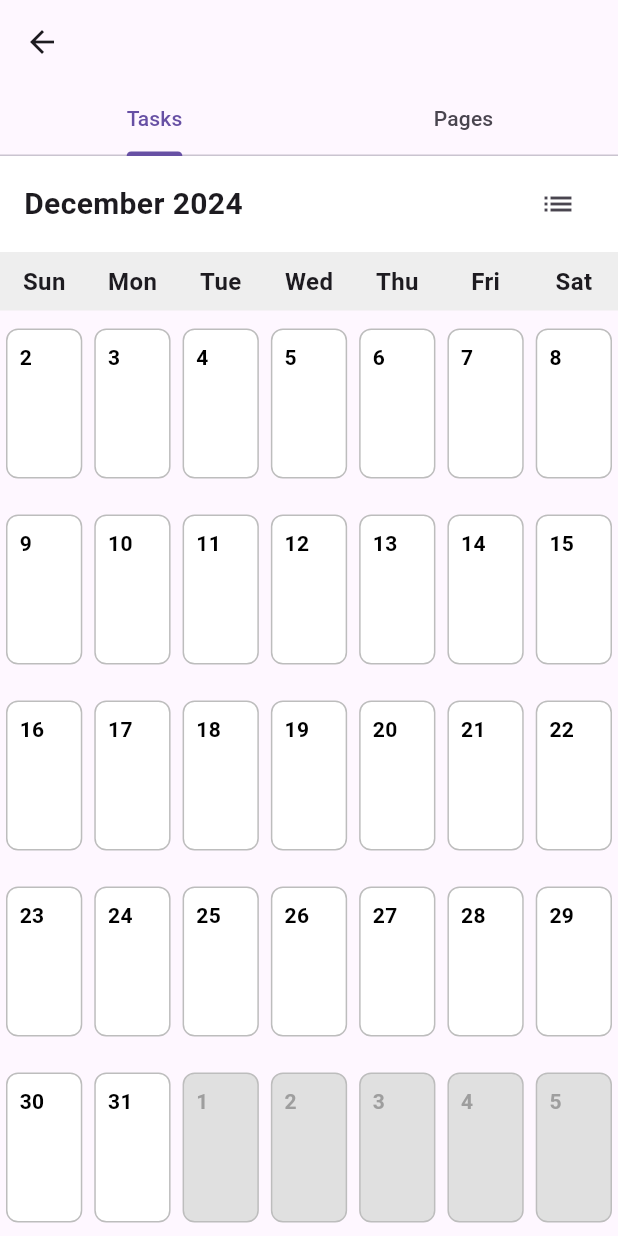
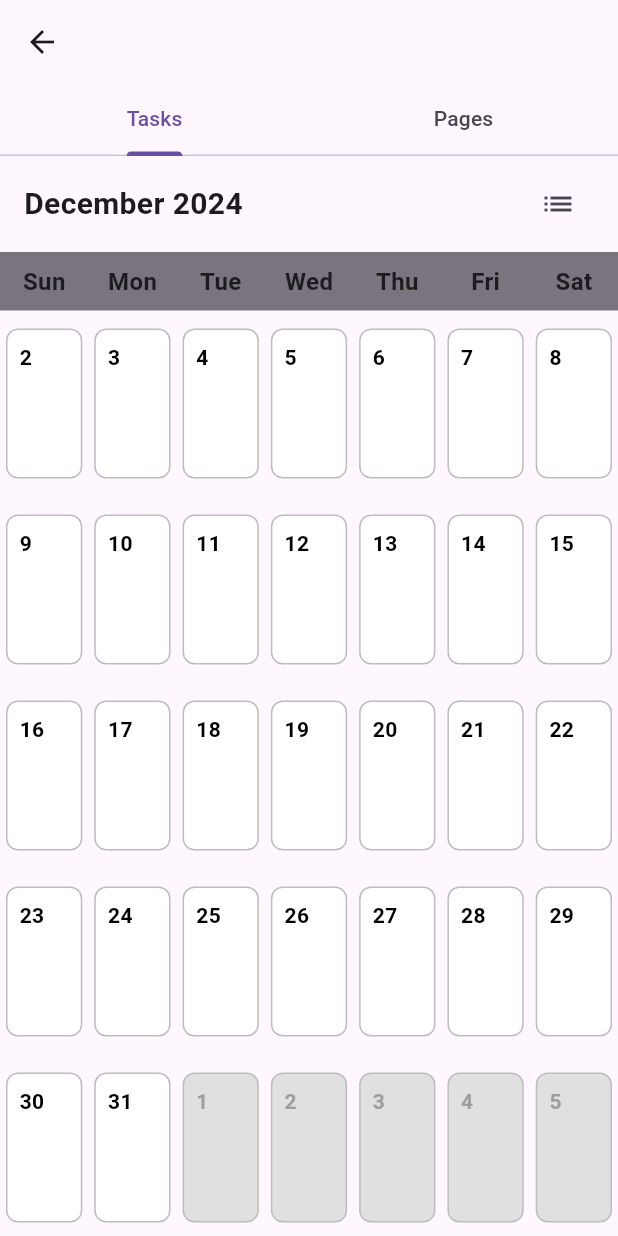
Before and after one commit to SevanCSUN/Journal-Project, a Flutter app: the JournalPage screen opened directly with empty values, after a tap on the "calendar month" icon, on a phone screen of 412 x 824 dp. Run offline on Flutter 3.47's test engine with Material 3 defaults, Android fonts, the phone set to English and light mode, and no system bars; our stand-ins replace device_preview, firebase_auth, firebase_core; missing offline and left inert: fleather; accounts and stored records are empty; generated files the repository leaves out were written again.

Commit message:
Update theme colors

```diff
--- a/journal_project/lib/main.dart
+++ b/journal_project/lib/main.dart
@@ -53,7 +53,11 @@ class MyApp extends StatelessWidget {
 
   @override
   Widget build(BuildContext context) {
+    return AnimatedBuilder(
+      animation: settingsController,
+      builder: (context, child) {
         return MaterialApp(
+          themeMode: settingsController.themeMode,
           debugShowCheckedModeBanner: false,
           theme: ThemeData.light(),
           darkTheme: ThemeData.dark(),
@@ -79,5 +83,7 @@ class MyApp extends StatelessWidget {
             }
           },
         );
+      },
+    );
   }
 }
--- a/journal_project/lib/src/sample_feature/journal_page_view.dart
+++ b/journal_project/lib/src/sample_feature/journal_page_view.dart
@@ -112,7 +112,7 @@ class _JournalPageState extends State<JournalPage>
 
   Widget _buildHeader() {
     return Container(
-      color: Colors.white,
+      color: Theme.of(context).appBarTheme.foregroundColor, // Dynamic color
       padding: const EdgeInsets.symmetric(horizontal: 16.0, vertical: 8.0),
       child: Row(
         mainAxisAlignment: MainAxisAlignment.spaceBetween,
@@ -140,7 +140,7 @@ class _JournalPageState extends State<JournalPage>
   Widget _buildDaysOfWeekHeader() {
     final daysOfWeek = ['Sun', 'Mon', 'Tue', 'Wed', 'Thu', 'Fri', 'Sat'];
     return Container(
-      color: Colors.grey[200],
+      color: Theme.of(context).dividerColor, // Dynamic color
       padding: const EdgeInsets.symmetric(vertical: 8.0),
       child: Row(
         mainAxisAlignment: MainAxisAlignment.spaceAround,
@@ -327,7 +327,7 @@ class _JournalPageState extends State<JournalPage>
               if (index == 0) {
                 // Sticky header
                 return Container(
-                  color: Colors.grey[200],
+                  color: Theme.of(context).dividerColor, // Dynamic color
                   padding: const EdgeInsets.all(8.0),
                   child: Text(
                     entry.key,
--- a/journal_project/lib/src/settings/settings_view.dart
+++ b/journal_project/lib/src/settings/settings_view.dart
@@ -31,7 +31,11 @@ class SettingsView extends StatelessWidget {
               // Read the selected themeMode from the controller
               value: controller.themeMode,
               // Call the updateThemeMode method any time the user selects a theme.
-              onChanged: controller.updateThemeMode,
+              onChanged: (ThemeMode? newThemeMode) {
+                if (newThemeMode != null) {
+                  controller.updateThemeMode(newThemeMode);
+                }
+              },
               items: const [
                 DropdownMenuItem(
                   value: ThemeMode.system,
```
Also changed, not shown: journal_project/lib/src/app.dart (+6 -1 lines). Lines whose indentation alone changed are shown as unchanged.
